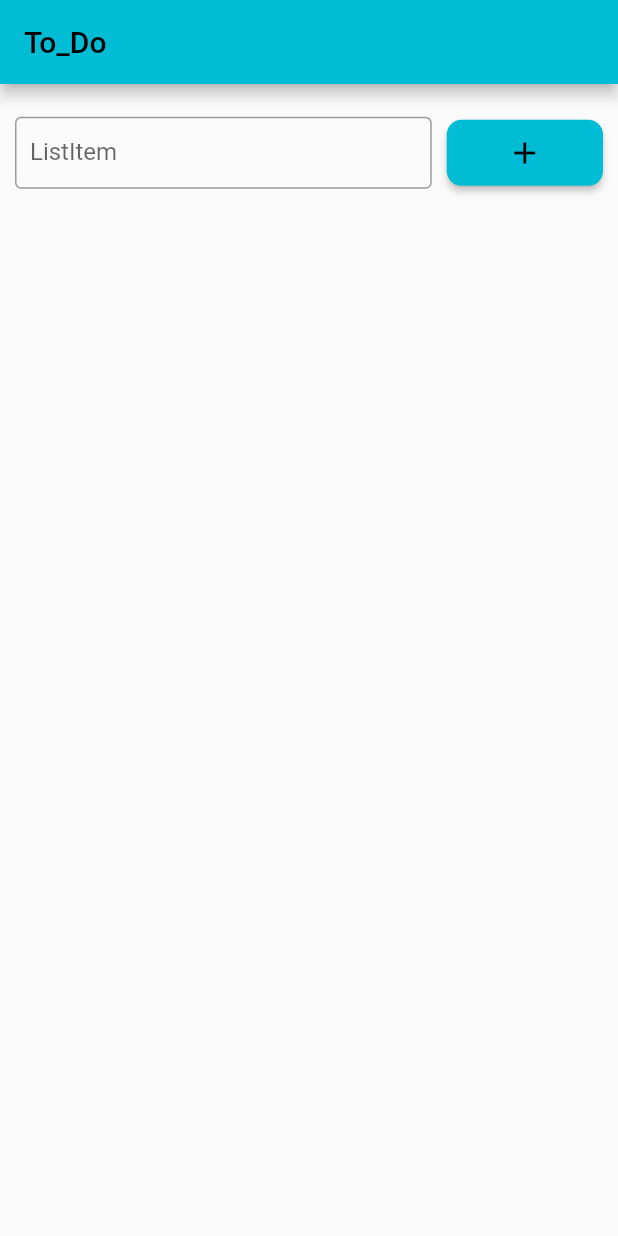
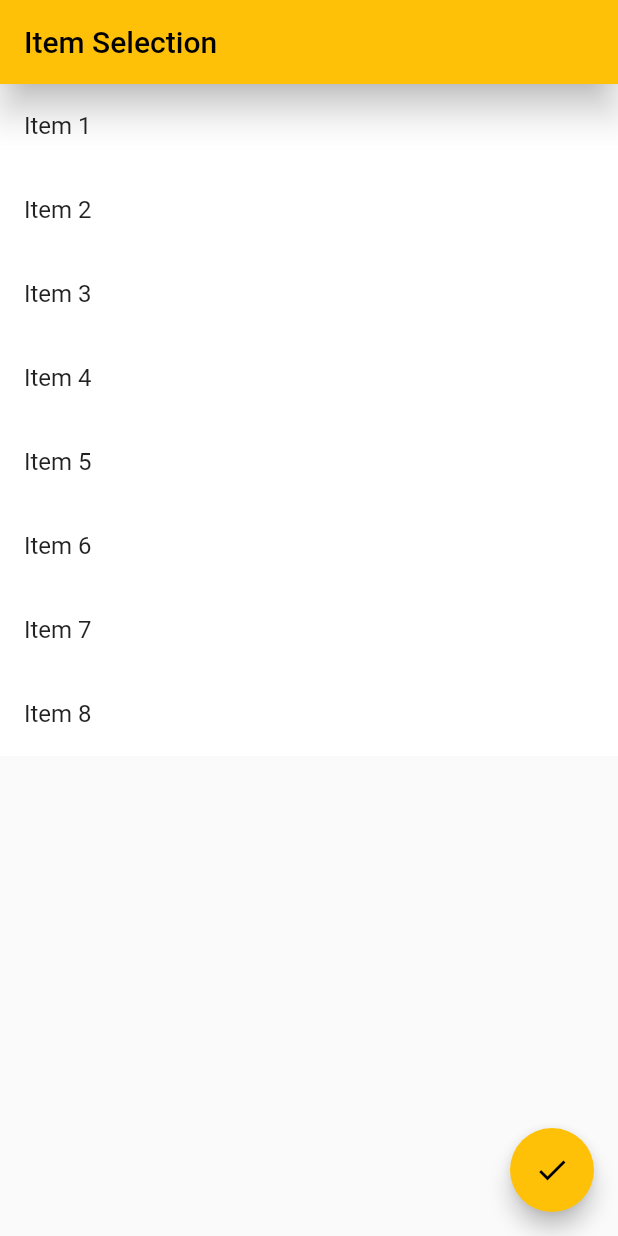
Before and after one commit to Sazzad-Hossain-Sobuj/Module-9-to-12, a Flutter app: the screen it shows after launch, on a phone screen of 412 x 824 dp. Run offline on Flutter 3.47's test engine with Material 2 defaults, Android fonts, the phone set to English and light mode, and no system bars.

```diff
--- a/lib/main.dart
+++ b/lib/main.dart
@@ -1,19 +1,18 @@
 import 'package:flutter/material.dart';
-import 'package:m9_m12_all/toDoPage.dart';
 
-void main(){
+import 'selection_screen.dart';
+
+void main() {
   runApp(MyApp());
 }
 
 class MyApp extends StatelessWidget {
-  const MyApp({Key? key}) : super(key: key);
-
   @override
   Widget build(BuildContext context) {
     return MaterialApp(
       debugShowCheckedModeBanner: false,
-      theme: ThemeData(primarySwatch: Colors.cyan),
-      home: toDoPage(),
+      theme: ThemeData(primarySwatch: Colors.amber),
+      home: SelectionScreen(),
     );
   }
 }
--- /dev/null
+++ b/lib/selection_screen.dart
@@ -0,0 +1,79 @@
+
+import 'package:flutter/cupertino.dart';
+import 'package:flutter/material.dart';
+
+class SelectionScreen extends StatefulWidget {
+  @override
+  _SelectionScreenState createState() => _SelectionScreenState();
+}
+
+class _SelectionScreenState extends State<SelectionScreen> {
+
+  List<String> items = [
+    'Item 1',
+    'Item 2',
+    'Item 3',
+    'Item 4',
+    'Item 5',
+    'Item 6',
+    'Item 7',
+    'Item 8'
+  ];
+
+  List<bool> selected = [false, false, false, false, false, false, false, false];
+
+  void itemSelection(int index) {
+    selected[index] = !selected[index];
+    setState(() {
+    });
+  }
+
+  void showSelectionDialog() {
+    int selectedCount = selected.where((item) => item).length;
+    showDialog(
+      context: context,
+      builder: (context) {
+        return AlertDialog(
+          title: Text('Selected Items'),
+          content: Text('Totals number of  selected items: $selectedCount'),
+          actions: [
+            TextButton(
+              onPressed: () {
+                Navigator.of(context).pop();
+              },
+              child: Text('Close'),
+            ),
+          ],
+        );
+      },
+    );
+  }
+
+  @override
+  Widget build(BuildContext context) {
+    return Scaffold(
+      appBar: AppBar(
+        title: Text('Item Selection'),
+        elevation: 10,
+      ),
+      body: ListView.builder(
+        itemCount: items.length,
+        itemBuilder: (context, index) {
+          return ListTile(
+            title: Text(items[index]),
+            tileColor: selected[index] ? Colors.amber : Colors.white,
+            onTap: () {
+              itemSelection(index);
+            },
+          );
+        },
+      ),
+      floatingActionButton: FloatingActionButton(
+        onPressed: () {
+          showSelectionDialog();
+        },
+        child: Icon(Icons.check),
+      ),
+    );
+  }
+}
```
